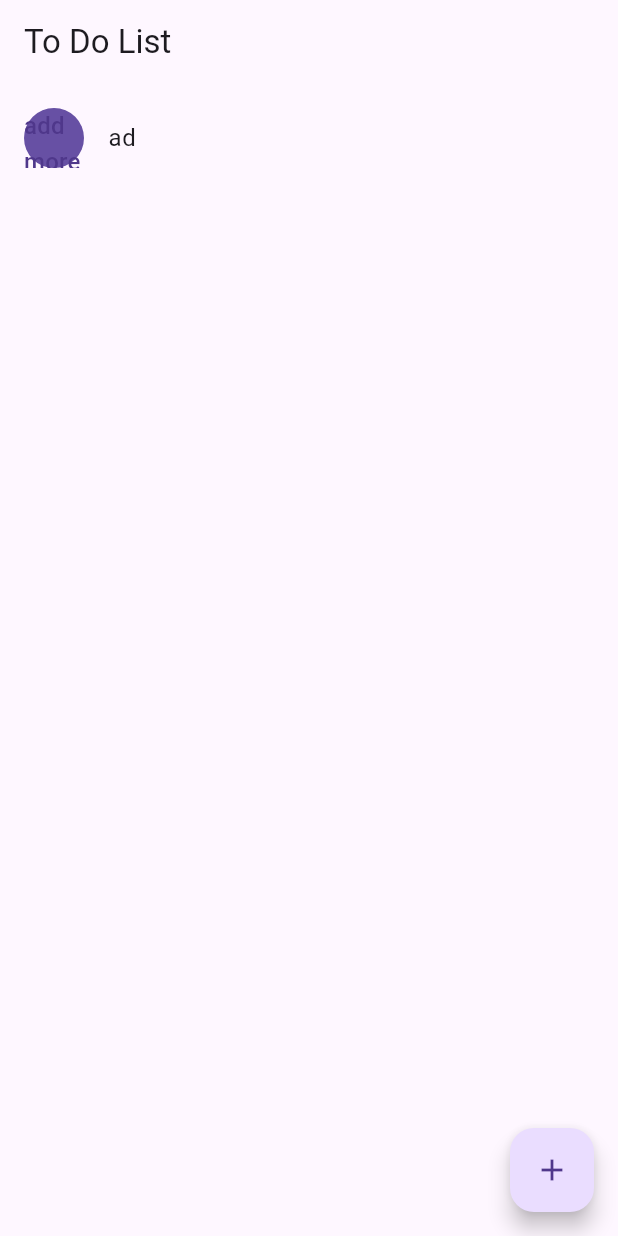
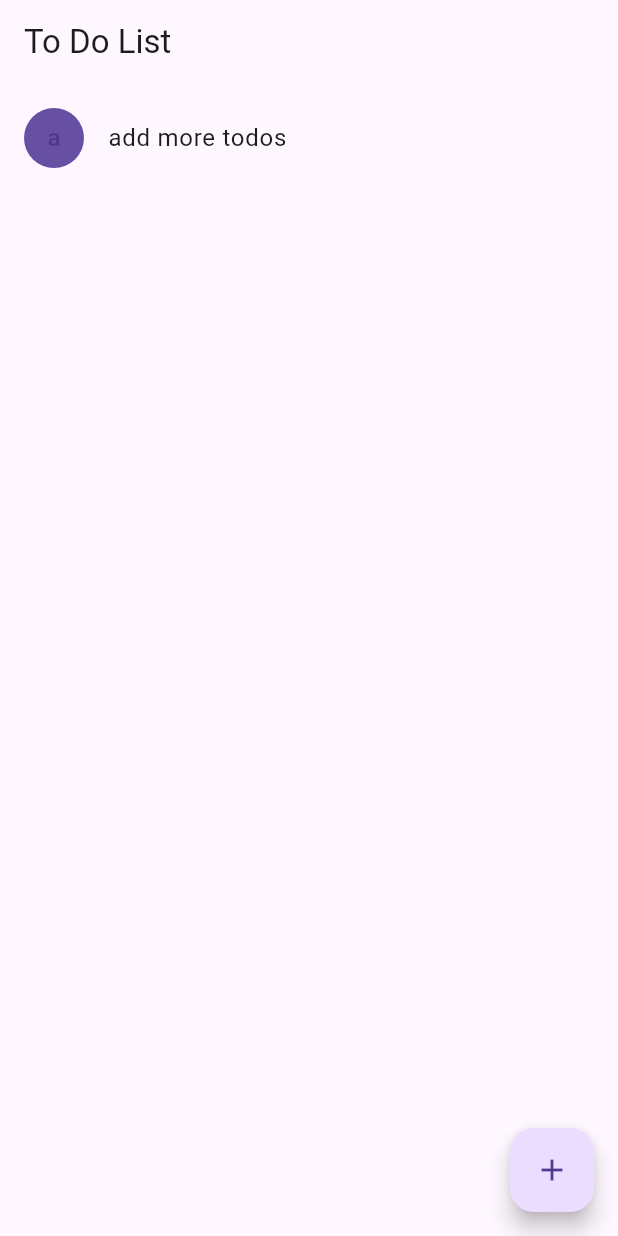
Before and after one commit to tuck3rb/emergency_checklists, a Flutter app: the screen it shows after launch, on a phone screen of 412 x 824 dp. Run offline on Flutter 3.47's test engine with Material 3 defaults, Android fonts, the light colour scheme and no system bars.

Commit message:
Most error messages fixed.

```diff
--- a/to_dont_list/lib/objects/item.dart
+++ b/to_dont_list/lib/objects/item.dart
@@ -6,6 +6,6 @@ class Item {
   final String name;
 
   String abbrev() {
-    return name.substring(0, 2);
+    return name.substring(0, 1);
   }
 }
--- a/to_dont_list/lib/widgets/to_do_items.dart
+++ b/to_dont_list/lib/widgets/to_do_items.dart
@@ -25,7 +25,7 @@ class ToDoListItem extends StatelessWidget {
     // taking place and therefore which theme to use.
 
     return completed //
-        ? Colors.black
+        ? Colors.black54
         : Theme.of(context).primaryColor;
   }
 
@@ -51,10 +51,10 @@ class ToDoListItem extends StatelessWidget {
           : null,
       leading: CircleAvatar(
         backgroundColor: _getColor(context),
-        child: Text(item.name),
+        child: Text(item.abbrev()),
       ),
       title: Text(
-        item.abbrev(),
+        item.name,
         style: _getTextStyle(context),
       ),
     );
```
Also changed, not shown: to_dont_list/pubspec.lock.
